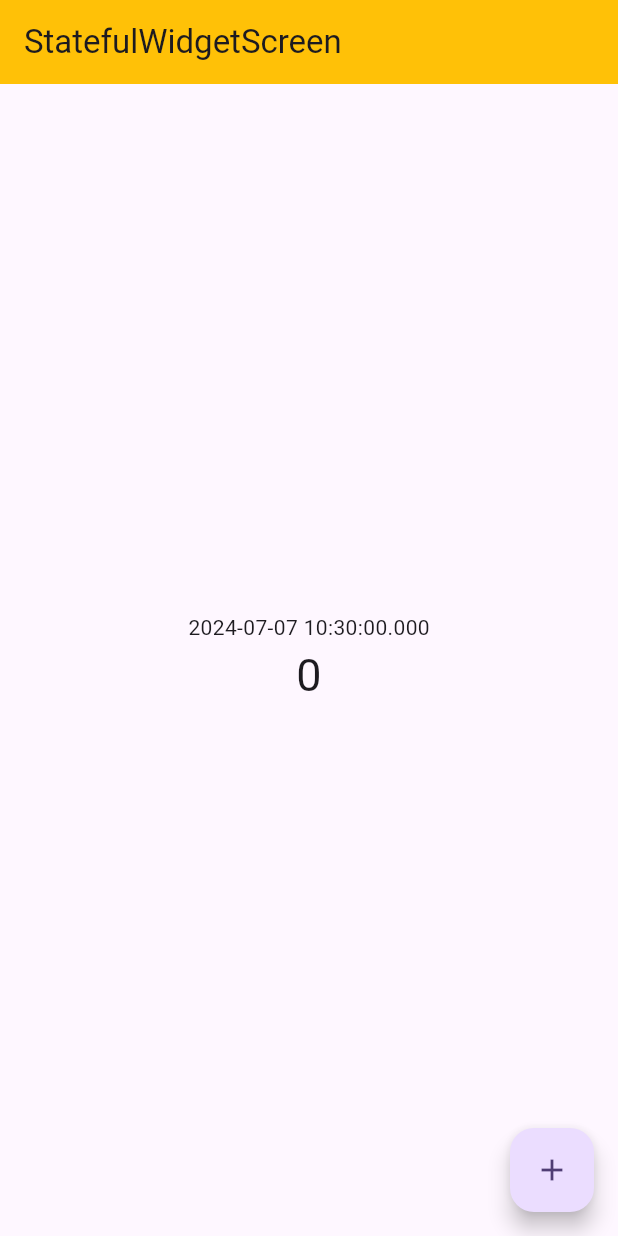
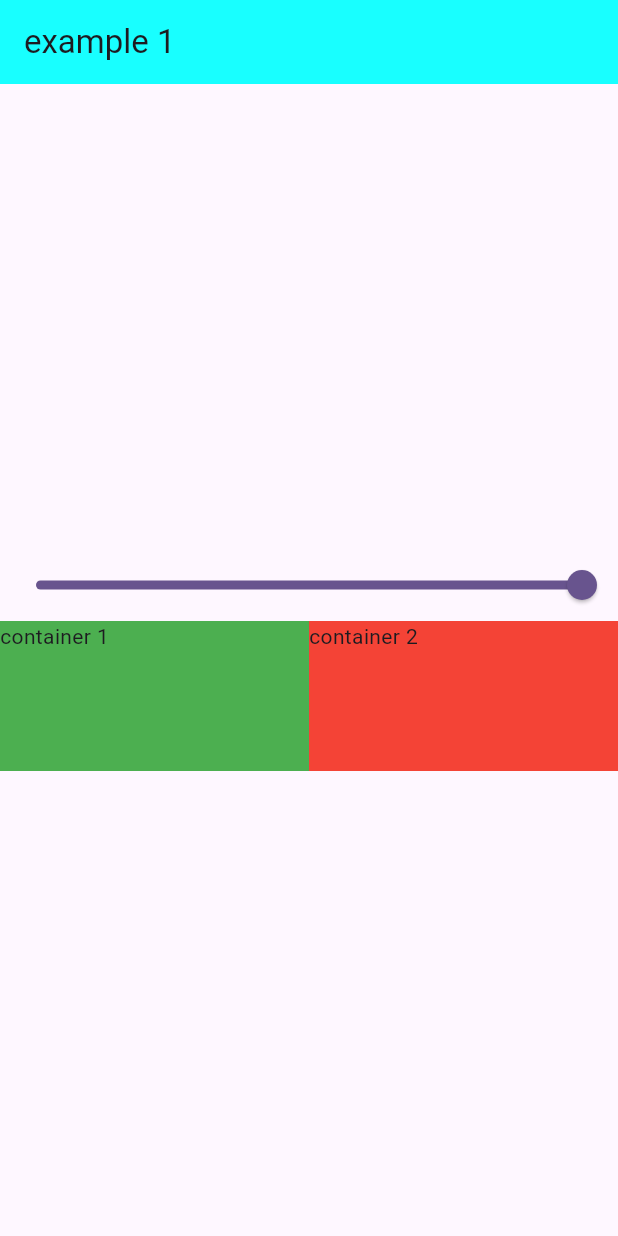
Before and after one commit to Sachinpandit2809/provider_tutorial, a Flutter app: the screen it shows after launch, on a phone screen of 412 x 824 dp. Run offline on Flutter 3.47's test engine with Material 3 defaults, Android fonts, the phone set to English and light mode, and no system bars.

```diff
--- a/lib/main.dart
+++ b/lib/main.dart
@@ -1,6 +1,11 @@
 import 'package:flutter/material.dart';
-import 'package:provider_tutorial/home_screen.dart';
-import 'package:provider_tutorial/statefulwidget_screen.dart';
+import 'package:provider/provider.dart';
+import 'package:provider_tutorial/provider/count_provider.dart';
+import 'package:provider_tutorial/provider/example_provider.dart';
+import 'package:provider_tutorial/screens/count_provider_screen.dart';
+import 'package:provider_tutorial/screens/example_one_screen.dart';
+import 'package:provider_tutorial/screens/home_screen.dart';
+import 'package:provider_tutorial/screens/statefulwidget_screen.dart';
 
 void main() {
   runApp(const MyApp());
@@ -12,13 +17,20 @@ class MyApp extends StatelessWidget {
   // This widget is the root of your application.
   @override
   Widget build(BuildContext context) {
-    return MaterialApp(
-      title: 'Flutter Demo',
-      theme: ThemeData(
-        colorScheme: ColorScheme.fromSeed(seedColor: Colors.deepPurple),
-        useMaterial3: true,
-      ),
-      home: StatefulwidgetScreen(),
-    );
+    return MultiProvider(
+        providers: [
+          ChangeNotifierProvider(
+            create: (_) => CountProvider(),
+          ),
+          ChangeNotifierProvider(create: (_) => ExampleOneProvider()),
+        ],
+        child: MaterialApp(
+          title: 'Flutter Demo',
+          theme: ThemeData(
+            colorScheme: ColorScheme.fromSeed(seedColor: Colors.deepPurple),
+            useMaterial3: true,
+          ),
+          home: ExampleOneScreen(),
+        ));
   }
 }
--- /dev/null
+++ b/lib/provider/count_provider.dart
@@ -0,0 +1,11 @@
+import 'package:flutter/material.dart';
+
+class CountProvider with ChangeNotifier {
+  int _count = 0;
+  int get count => _count;
+
+  void setCount() {
+    _count++;
+    notifyListeners();
+  }
+}
--- /dev/null
+++ b/lib/provider/example_provider.dart
@@ -0,0 +1,10 @@
+import "package:flutter/foundation.dart";
+
+class ExampleOneProvider with ChangeNotifier {
+  double _value = 1;
+  double get value => _value;
+  void setValue(double val) {
+    _value = val;
+    notifyListeners();
+  }
+}
--- /dev/null
+++ b/lib/screens/example_one_screen.dart
@@ -0,0 +1,63 @@
+import "package:flutter/material.dart";
+import "package:provider/provider.dart";
+import "package:provider_tutorial/provider/example_provider.dart";
+
+class ExampleOneScreen extends StatefulWidget {
+  const ExampleOneScreen({super.key});
+
+  @override
+  State<ExampleOneScreen> createState() => _ExampleOneScreenState();
+}
+
+class _ExampleOneScreenState extends State<ExampleOneScreen> {
+  double value = 1.0;
+  @override
+  Widget build(BuildContext context) {
+    // final exampleOneProvider = Provider.of<ExampleOneProvider>(context);
+    print("............build.............");
+    return Scaffold(
+      appBar: AppBar(
+        title: const Text("example 1"),
+        backgroundColor: Colors.cyanAccent,
+      ),
+      body: Column(
+        mainAxisAlignment: MainAxisAlignment.center,
+        children: [
+          Consumer<ExampleOneProvider>(
+            builder: (context, value, child) {
+              return Slider(
+                  min: 0,
+                  max: 1,
+                  value: value.value,
+                  onChanged: (val) {
+                    value.setValue(val);
+                  });
+            },
+          ),
+          Consumer<ExampleOneProvider>(
+            builder: (context, value, child) {
+              return Row(
+                children: [
+                  Expanded(
+                    child: Container(
+                      height: 100,
+                      color: Colors.green.withOpacity(value.value),
+                      child: const Text("container 1"),
+                    ),
+                  ),
+                  Expanded(
+                    child: Container(
+                      height: 100,
+                      color: Colors.red.withOpacity(value.value),
+                      child: const Text("container 2"),
+                    ),
+                  ),
+                ],
+              );
+            },
+          )
+        ],
+      ),
+    );
+  }
+}
```
Also changed, not shown: lib/screens/count_provider_screen.dart (added, +53 -0 lines), lib/screens/statefulwidget_screen.dart (renamed from lib/statefulwidget_screen.dart, +23 -9 lines), pubspec.yaml (+4 -12 lines), lib/screens/home_screen.dart (renamed from lib/home_screen.dart), pubspec.lock.
